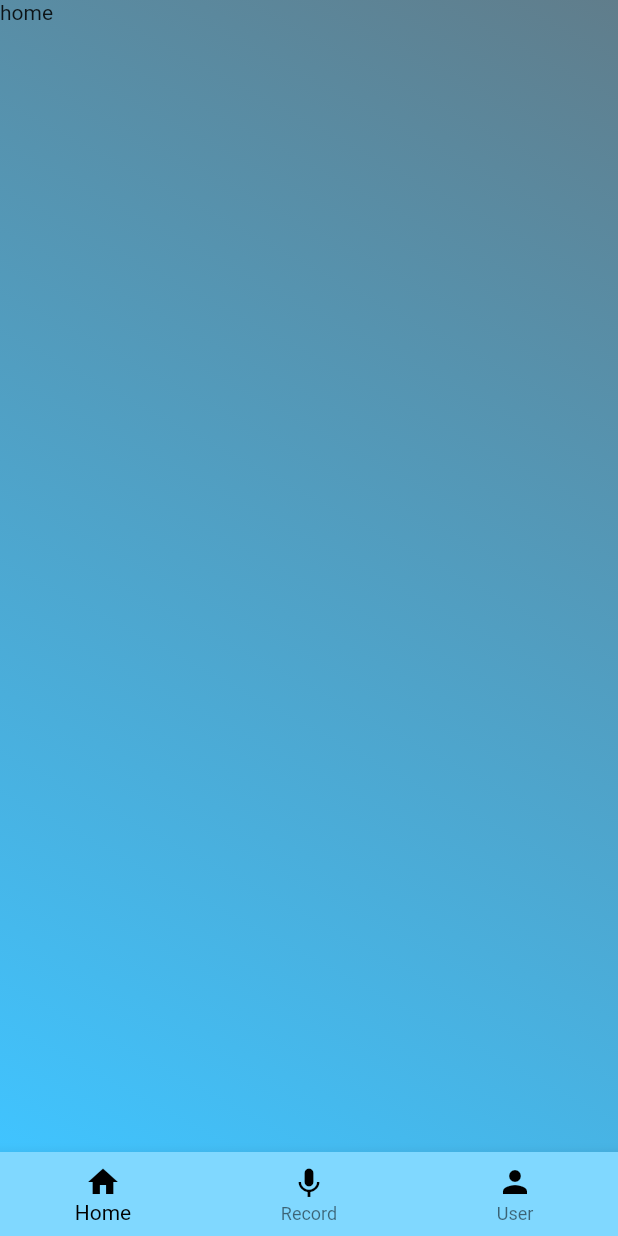
After one commit to voice-help/voice-help, a Flutter app: the MainScreen screen opened by its route, on a phone screen of 412 x 824 dp. The commit adds this screen. Run offline on Flutter 3.47's test engine with Material 2 defaults, Android fonts, the phone set to English and light mode, and no system bars; our stand-ins replace email_validator, shared_preferences; accounts and stored records are empty.

Commit message:
Refactor folder structure and add tab view on main screen

```diff
--- a/mobile-app/lib/common/routes.dart
+++ b/mobile-app/lib/common/routes.dart
@@ -1,4 +1,4 @@
 const String ROOT = "/";
 const String SIGN_IN = "/signin";
 const String SIGN_UP = "/signup";
-const String HOME = "/home";
+const String MAIN = "/main";
--- /dev/null
+++ b/mobile-app/lib/component/destination_view.dart
@@ -0,0 +1,41 @@
+import 'package:flutter/material.dart';
+import 'package:voicehelp/screen/app_screen.dart';
+
+final List<Destination> destinations = [
+  Destination('Home', Icons.home, AppScreenContainer(child: Text('home'))),
+  Destination('Record', Icons.keyboard_voice, Text('record')),
+  Destination('User', Icons.person, Text('user'))
+];
+
+class Destination {
+  const Destination(this._label, this._icon, this._widget);
+
+  final String _label;
+  final IconData _icon;
+  final Widget _widget;
+
+  String get label => _label;
+
+  IconData get icon => _icon;
+}
+
+class DestinationView extends StatefulWidget {
+  const DestinationView({Key key, this.destination}) : super(key: key);
+
+  final Destination destination;
+
+  @override
+  _DestinationViewState createState() =>
+      _DestinationViewState(destination._widget);
+}
+
+class _DestinationViewState extends State<DestinationView> {
+  final Widget _body;
+
+  _DestinationViewState(this._body);
+
+  @override
+  Widget build(BuildContext context) {
+    return Scaffold(body: _body);
+  }
+}
--- a/mobile-app/lib/main.dart
+++ b/mobile-app/lib/main.dart
@@ -1,5 +1,5 @@
 import 'package:flutter/material.dart';
-import 'package:voicehelp/screen/home.screen.dart';
+import 'package:voicehelp/screen/main.screen.dart';
 import 'package:voicehelp/screen/login.screen.dart';
 import 'package:voicehelp/screen/register.screen.dart';
 import 'package:voicehelp/service/user_service.dart' as userService;
@@ -13,7 +13,7 @@ void main() async {
       routes.ROOT: (context) => MyApp(),
       routes.SIGN_IN: (context) => LoginScreen(),
       routes.SIGN_UP : (context) => RegisterScreen(),
-      routes.HOME : (context) => HomeScreen(),
+      routes.MAIN : (context) => MainScreen(),
     },
 
   ));
@@ -32,7 +32,7 @@ class _MyAppState extends State<MyApp> {
           future: userService.isSignIn(),
           builder: (context, snapShot) {
             if (snapShot.data == true) {
-              return HomeScreen();
+              return MainScreen();
             }
             return LoginScreen(); // finally here should be some loading screen
           },
--- /dev/null
+++ b/mobile-app/lib/screen/app_screen.dart
@@ -0,0 +1,23 @@
+import 'package:flutter/material.dart';
+
+class AppScreenContainer extends StatelessWidget {
+  final Widget child;
+
+  AppScreenContainer({this.child}) : assert(child != null);
+
+  @override
+  Widget build(BuildContext context) {
+    return Container(
+      width: MediaQuery.of(context).size.width,
+      height: MediaQuery.of(context).size.height,
+      decoration: BoxDecoration(
+        gradient: LinearGradient(
+          begin: Alignment.topRight,
+          end: Alignment.bottomLeft,
+          colors: [Colors.blueGrey, Colors.lightBlueAccent],
+        ),
+      ),
+      child: this.child,
+    );
+  }
+}
--- /dev/null
+++ b/mobile-app/lib/screen/main.screen.dart
@@ -0,0 +1,46 @@
+import 'package:flutter/material.dart';
+import 'package:voicehelp/component/destination_view.dart';
+
+class MainScreen extends StatefulWidget {
+  @override
+  _MainScreenState createState() => _MainScreenState();
+}
+
+class _MainScreenState extends State<MainScreen> {
+  int _currentIndex = 0;
+
+  @override
+  Widget build(BuildContext context) {
+    return Scaffold(
+      body: SafeArea(
+        top: true,
+        child: IndexedStack(
+          index: _currentIndex,
+          children: destinations.map<Widget>((Destination destination) {
+            return DestinationView(destination: destination);
+          }).toList(),
+        ),
+      ),
+      bottomNavigationBar: BottomNavigationBar(
+        type: BottomNavigationBarType.fixed,
+        backgroundColor: Colors.lightBlueAccent[100],
+        fixedColor: Colors.black,
+        currentIndex: _currentIndex,
+        onTap: (int index) {
+          setState(() {
+            _currentIndex = index;
+          });
+        },
+        items: destinations.map((Destination destination) {
+          return BottomNavigationBarItem(
+            icon: Icon(
+              destination.icon,
+              color: Colors.black,
+            ),
+            label: destination.label,
+          );
+        }).toList(),
+      ),
+    );
+  }
+}
```
Also changed, not shown: mobile-app/lib/screen/home.screen.dart (deleted, +0 -15 lines), mobile-app/lib/screen/login.screen.dart (+3 -9 lines), mobile-app/lib/screen/register.screen.dart (+2 -8 lines).
